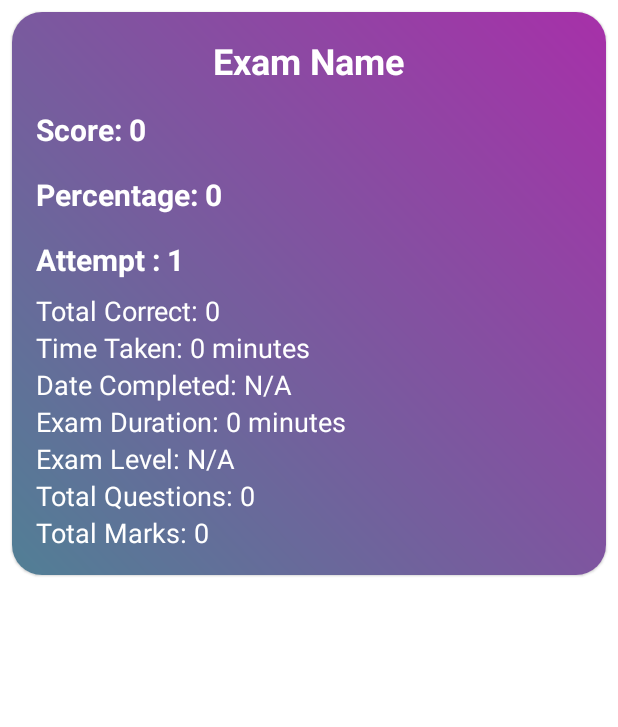
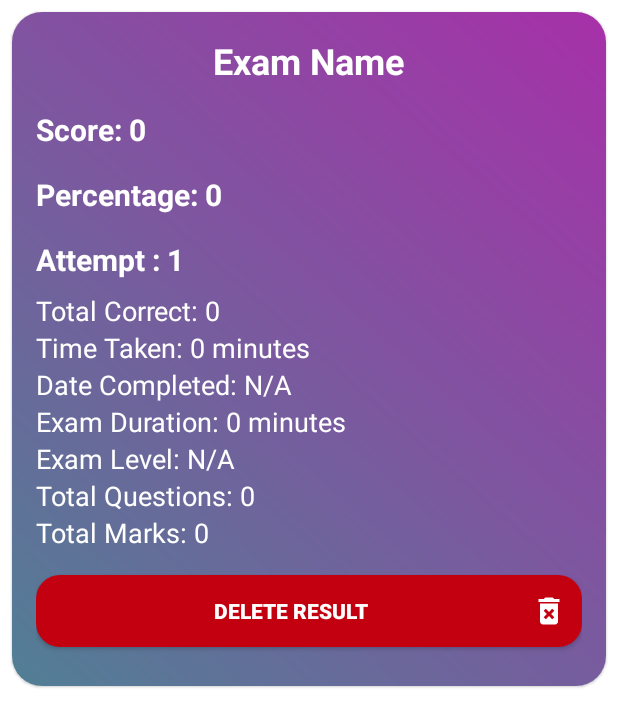
Before and after one commit to AnkitBorude/Abacus-exam-Android-app-frontend, an Android app: the layout item_result_card.xml on its own in the app's theme, with its tools: preview values and no code run, on a phone screen of 412 x 824 dp. Shown: the top 727 px of the screen. Run offline under Robolectric (Android 15) with nearby library versions, the phone set to English and light mode, and no system bars.

Commit message:
Result Delete implementation

```diff
--- a/app/src/main/java/com/example/abacusapplication/models/ExamResult.java
+++ b/app/src/main/java/com/example/abacusapplication/models/ExamResult.java
@@ -4,7 +4,7 @@ import com.google.gson.annotations.SerializedName;
 
 public class ExamResult {
 
-        @SerializedName("_id")
+        @SerializedName("result_id")
         private String id;
 
         @SerializedName("score")
--- a/app/src/main/res/layout/item_result_card.xml
+++ b/app/src/main/res/layout/item_result_card.xml
@@ -133,5 +133,18 @@
             android:id="@+id/downloadbtn"
             android:visibility="gone"
             android:textColor="@android:color/white" />
+
+        <androidx.appcompat.widget.AppCompatButton
+            android:layout_width="match_parent"
+            android:layout_height="wrap_content"
+            android:layout_marginTop="16dp"
+            android:layout_marginBottom="10dp"
+            android:background="@drawable/roundbutton_red"
+            android:padding="10dp"
+            android:drawableEnd="@drawable/baseline_delete_forever_24"
+            android:text="DELETE RESULT"
+            android:id="@+id/buttonDelete"
+            android:textStyle="bold"
+            android:textColor="@android:color/white" />
     </LinearLayout>
 </com.google.android.material.card.MaterialCardView>
```
Also changed, not shown: app/src/main/java/com/example/abacusapplication/AdminAllResult.java (+34 -0 lines), app/src/main/java/com/example/abacusapplication/StudentAllResult.java (+35 -0 lines).
